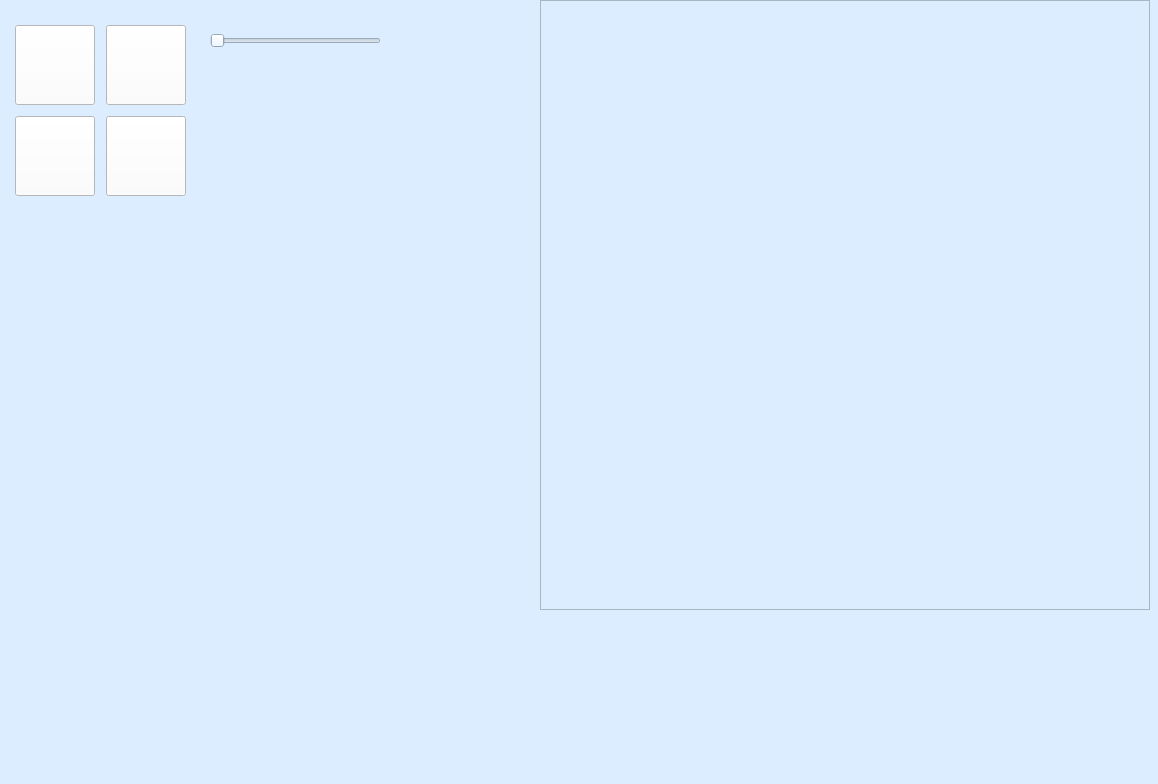
This is mainwindow.ui in Projekty-Studyjne/Pixel-Painter as Qt 5 draws it before an edit. The edited form follows.
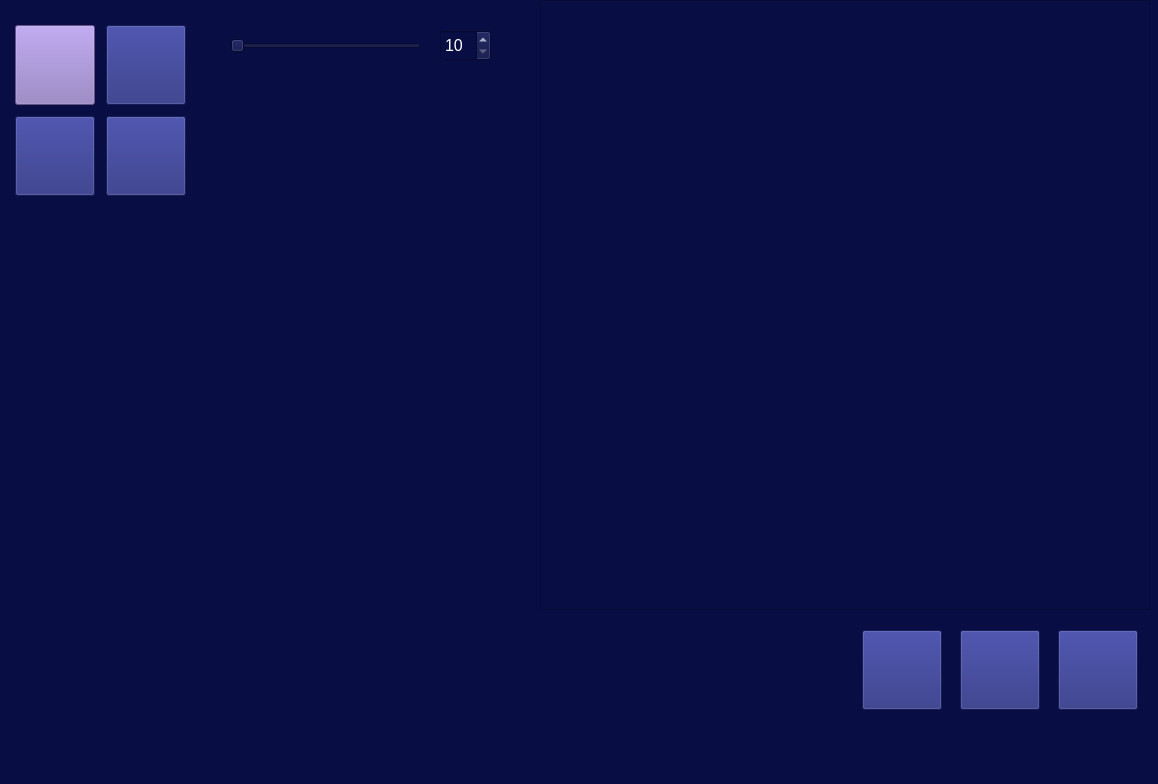
This is the edited form. Custom widgets are drawn as their Qt base class.

Commit message: save, open, export, design

The edit to the form file:
```diff
--- a/mainwindow.ui
+++ b/mainwindow.ui
@@ -34,7 +34,7 @@
    <string>MainWindow</string>
   </property>
   <property name="styleSheet">
-   <string notr="true">background-color: rgb(219,237,255);</string>
+   <string notr="true">background-color: rgb(8, 13, 67);</string>
   </property>
   <property name="iconSize">
    <size>
@@ -80,7 +80,7 @@
      <bool>true</bool>
     </property>
     <property name="styleSheet">
-     <string notr="true">background-color: rgb(219,237,255);</string>
+     <string notr="true">background-color: rgb(8, 13, 67)</string>
     </property>
     <property name="lineWidth">
      <number>1</number>
@@ -107,15 +107,15 @@
    <widget class="QSlider" name="sldCellsNumber">
     <property name="geometry">
      <rect>
-      <x>210</x>
+      <x>230</x>
       <y>30</y>
-      <width>171</width>
-      <height>21</height>
+      <width>191</width>
+      <height>31</height>
      </rect>
     </property>
     <property name="font">
      <font>
-      <pointsize>20</pointsize>
+      <pointsize>12</pointsize>
      </font>
     </property>
     <property name="styleSheet">
@@ -185,7 +185,7 @@
           </font>
          </property>
          <property name="styleSheet">
-          <string notr="true">background-color: rgb(255, 255, 255);
+          <string notr="true">background-color: rgb(139, 116, 189);
  
 </string>
          </property>
@@ -212,7 +212,7 @@
           <cursorShape>PointingHandCursor</cursorShape>
          </property>
          <property name="styleSheet">
-          <string notr="true">background-color: rgb(255, 255, 255);</string>
+          <string notr="true">background-color: rgb(34, 39, 122);</string>
          </property>
          <property name="text">
           <string/>
@@ -235,7 +235,7 @@
           <cursorShape>PointingHandCursor</cursorShape>
          </property>
          <property name="styleSheet">
-          <string notr="true">background-color: rgb(255, 255, 255);</string>
+          <string notr="true">background-color: rgb(34, 39, 122);</string>
          </property>
          <property name="text">
           <string/>
@@ -254,7 +254,7 @@
           <cursorShape>PointingHandCursor</cursorShape>
          </property>
          <property name="styleSheet">
-          <string notr="true">background-color: rgb(255, 255, 255);</string>
+          <string notr="true">background-color: rgb(34, 39, 122);</string>
          </property>
          <property name="text">
           <string/>
@@ -265,6 +265,90 @@
      </item>
     </layout>
    </widget>
+   <widget class="QSpinBox" name="spinBox">
+    <property name="geometry">
+     <rect>
+      <x>440</x>
+      <y>30</y>
+      <width>51</width>
+      <height>31</height>
+     </rect>
+    </property>
+    <property name="font">
+     <font>
+      <pointsize>12</pointsize>
+     </font>
+    </property>
+    <property name="styleSheet">
+     <string notr="true">color: rgb(255, 255, 255);</string>
+    </property>
+    <property name="minimum">
+     <number>10</number>
+    </property>
+    <property name="maximum">
+     <number>50</number>
+    </property>
+   </widget>
+   <widget class="QWidget" name="">
+    <property name="geometry">
+     <rect>
+      <x>850</x>
+      <y>630</y>
+      <width>301</width>
+      <height>81</height>
+     </rect>
+    </property>
+    <layout class="QHBoxLayout" name="horizontalLayout_2">
+     <item>
+      <widget class="QPushButton" name="btnExport">
+       <property name="maximumSize">
+        <size>
+         <width>80</width>
+         <height>80</height>
+        </size>
+       </property>
+       <property name="styleSheet">
+        <string notr="true">background-color: rgb(34, 39, 122);</string>
+       </property>
+       <property name="text">
+        <string/>
+       </property>
+      </widget>
+     </item>
+     <item>
+      <widget class="QPushButton" name="btnSave">
+       <property name="maximumSize">
+        <size>
+         <width>80</width>
+         <height>80</height>
+        </size>
+       </property>
+       <property name="styleSheet">
+        <string notr="true">background-color: rgb(34, 39, 122);</string>
+       </property>
+       <property name="text">
+        <string/>
+       </property>
+      </widget>
+     </item>
+     <item>
+      <widget class="QPushButton" name="btnOpen">
+       <property name="maximumSize">
+        <size>
+         <width>80</width>
+         <height>80</height>
+        </size>
+       </property>
+       <property name="styleSheet">
+        <string notr="true">background-color: rgb(34, 39, 122);</string>
+       </property>
+       <property name="text">
+        <string/>
+       </property>
+      </widget>
+     </item>
+    </layout>
+   </widget>
   </widget>
   <widget class="QMenuBar" name="menubar">
    <property name="geometry">
```
Left out of the diff: 35 changed lines with no effect on the pictures. The commit also changes 9 other files.
